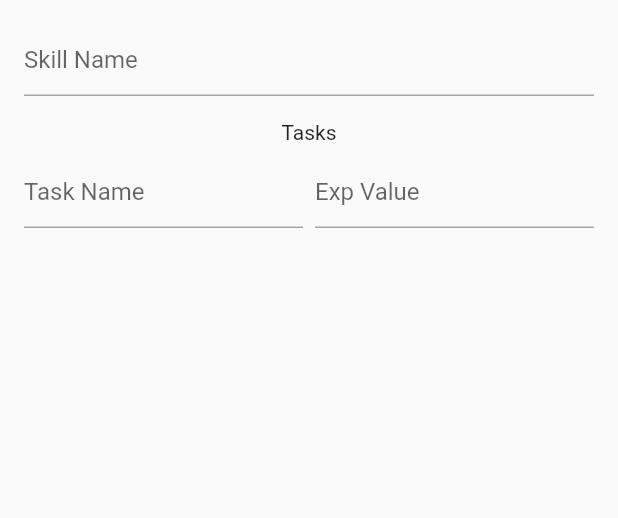
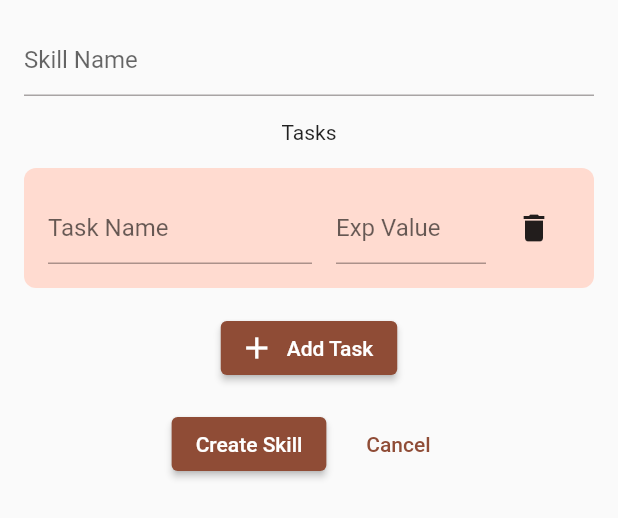
Before and after one commit to Sebsprograms/skill_tree, a Flutter app: the NewSkillForm widget shown alone on an empty page, opened directly, on a phone screen of 412 x 824 dp. Shown: the top 518 px of the screen. Run offline on Flutter 3.47's test engine with Material 2 defaults, Android fonts, the phone set to English and light mode, and no system bars.

Commit message:
add tasks when creating skill

```diff
--- a/lib/widgets/new_skill/new_skill_form.dart
+++ b/lib/widgets/new_skill/new_skill_form.dart
@@ -1,4 +1,5 @@
 import 'package:flutter/material.dart';
+import 'package:skill_tree/models/skill.dart';
 import 'package:skill_tree/widgets/new_skill/new_task.dart';
 
 class NewSkillForm extends StatefulWidget {
@@ -10,6 +11,31 @@ class NewSkillForm extends StatefulWidget {
 
 class _NewSkillFormState extends State<NewSkillForm> {
   final skillNameController = TextEditingController();
+  final List<NewTask> tasks = [];
+  @override
+  void initState() {
+    super.initState();
+    tasks.add(NewTask(
+      deleteTask: deleteTask,
+      id: uuid.v4(),
+    ));
+  }
+
+  addTask() {
+    setState(() {
+      tasks.add(NewTask(
+        deleteTask: deleteTask,
+        id: uuid.v4(),
+      ));
+      print(uuid.v4());
+    });
+  }
+
+  deleteTask(String id) {
+    setState(() {
+      tasks.removeWhere((element) => element.id == id);
+    });
+  }
 
   @override
   void dispose() {
@@ -36,10 +62,36 @@ class _NewSkillFormState extends State<NewSkillForm> {
           const SizedBox(
             height: 8,
           ),
-          NewTask(),
+          ...tasks,
+          const SizedBox(
+            height: 8,
+          ),
+          ElevatedButton.icon(
+            onPressed: addTask,
+            icon: const Icon(Icons.add),
+            label: const Text("Add Task"),
+          ),
           const SizedBox(
             height: 16,
           ),
+          Row(
+            mainAxisAlignment: MainAxisAlignment.center,
+            children: [
+              ElevatedButton(
+                onPressed: () {},
+                child: const Text("Create Skill"),
+              ),
+              const SizedBox(
+                width: 16,
+              ),
+              TextButton(
+                onPressed: () {
+                  Navigator.pop(context);
+                },
+                child: const Text("Cancel"),
+              ),
+            ],
+          )
         ],
       ),
     );
--- a/lib/widgets/new_skill/new_task.dart
+++ b/lib/widgets/new_skill/new_task.dart
@@ -1,7 +1,10 @@
 import 'package:flutter/material.dart';
 
 class NewTask extends StatefulWidget {
-  const NewTask({super.key});
+  const NewTask({super.key, required this.deleteTask, required this.id});
+
+  final void Function(String id) deleteTask;
+  final String id;
 
   @override
   State<NewTask> createState() => _NewTaskState();
@@ -20,7 +23,14 @@ class _NewTaskState extends State<NewTask> {
 
   @override
   Widget build(BuildContext context) {
-    return Row(
+    return Container(
+      decoration: BoxDecoration(
+        borderRadius: BorderRadius.circular(8),
+        color: Theme.of(context).appBarTheme.backgroundColor,
+      ),
+      padding: const EdgeInsets.all(16),
+      margin: const EdgeInsets.symmetric(vertical: 8),
+      child: Row(
         children: [
           Expanded(
             child: TextField(
@@ -31,9 +41,10 @@ class _NewTaskState extends State<NewTask> {
             ),
           ),
           const SizedBox(
-          width: 8,
+            width: 16,
           ),
-        Expanded(
+          SizedBox(
+            width: 100,
             child: TextField(
               controller: expController,
               keyboardType: TextInputType.number,
@@ -42,7 +53,16 @@ class _NewTaskState extends State<NewTask> {
               ),
             ),
           ),
+          const SizedBox(
+            width: 8,
+          ),
+          IconButton(
+              onPressed: () {
+                widget.deleteTask(widget.id);
+              },
+              icon: const Icon(Icons.delete))
         ],
+      ),
     );
   }
 }
```
Lines whose indentation alone changed are shown as unchanged.
